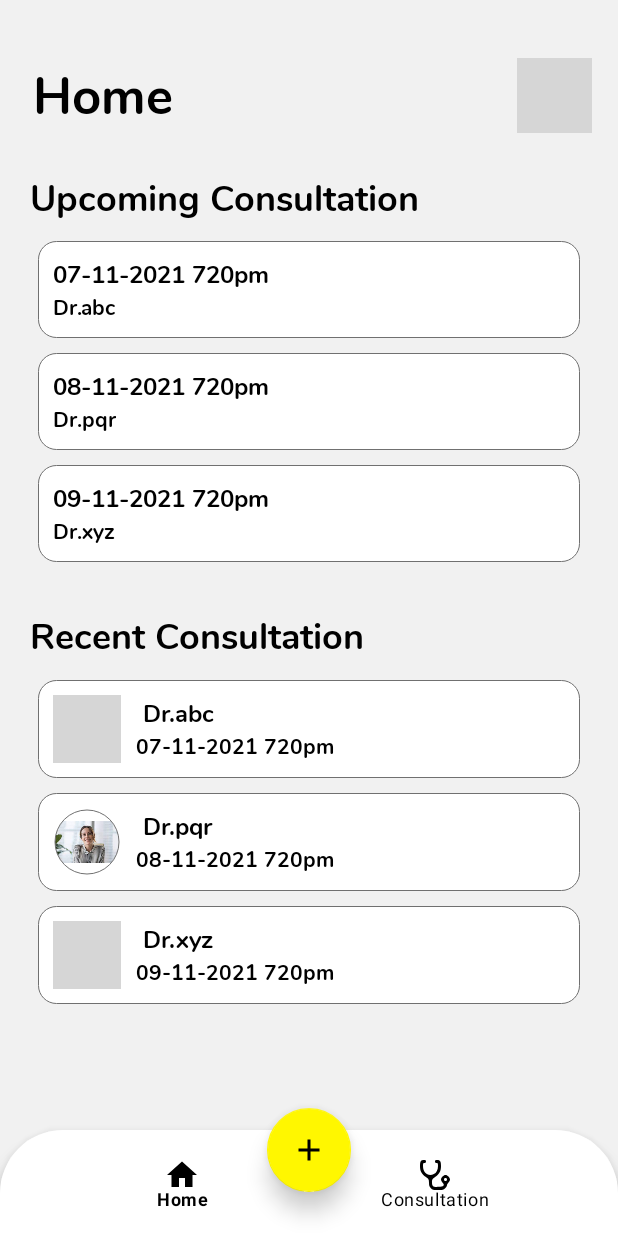
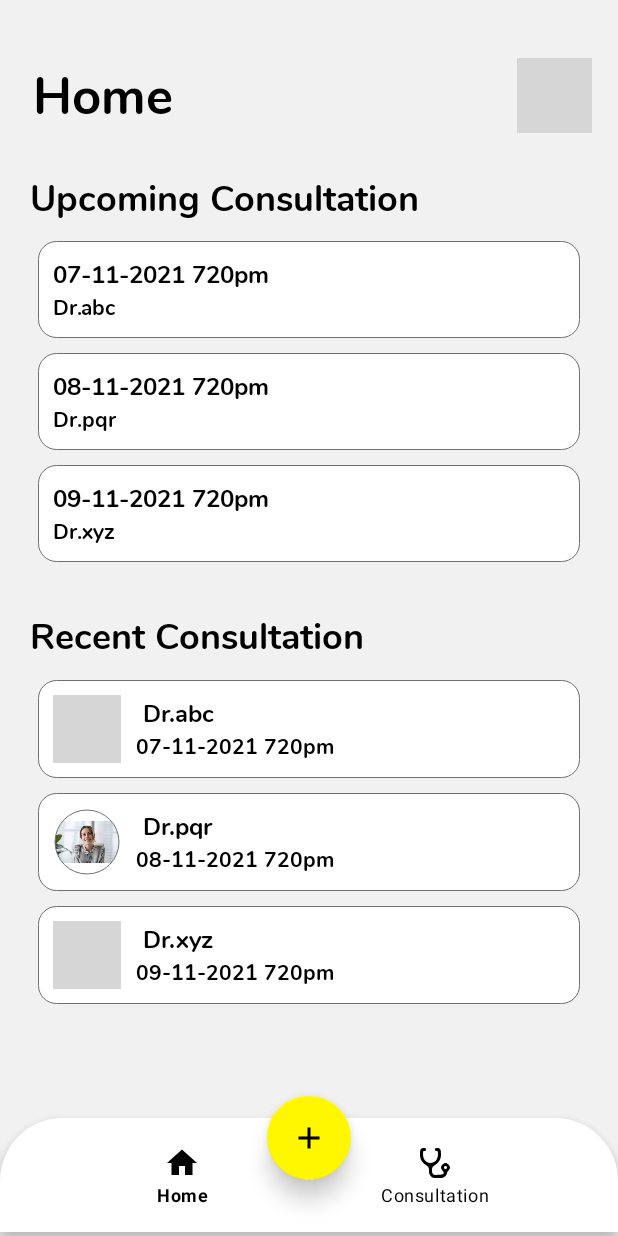
Before and after one commit to HKpro2090/Medic-App, an Android app: the BottomNavigatonBar screen opened directly, with no data from a screen before it, on a phone screen of 412 x 824 dp. Run offline under Robolectric (Android 15) with nearby library versions, the phone set to English and light mode, and no system bars; grey boxes are pictures that could not be loaded.

Commit message:
Navigation Bar clipping fixed

```diff
--- a/app/src/main/res/layout/activity_home_page.xml
+++ b/app/src/main/res/layout/activity_home_page.xml
@@ -72,7 +72,7 @@
         android:layout_height="0dp"
         app:layout_constraintBottom_toBottomOf="parent"
         app:layout_constraintEnd_toEndOf="parent"
-        app:layout_constraintHeight_percent="0.11"
+        app:layout_constraintHeight_percent="0.12"
         app:layout_constraintStart_toStartOf="parent"
         app:layout_constraintTop_toTopOf="parent"
         app:layout_constraintVertical_bias="1.0"
--- a/app/src/main/res/layout/fragment_bottom_navigaton_bar.xml
+++ b/app/src/main/res/layout/fragment_bottom_navigaton_bar.xml
@@ -25,7 +25,6 @@
         android:layout_width="wrap_content"
         android:layout_height="wrap_content"
         android:layout_marginTop="5dp"
-        android:background="@color/teal_200"
         android:src="@drawable/ic_baseline_add_24"
         app:backgroundTint="#FFF700"
         app:elevation="9dp"
```
